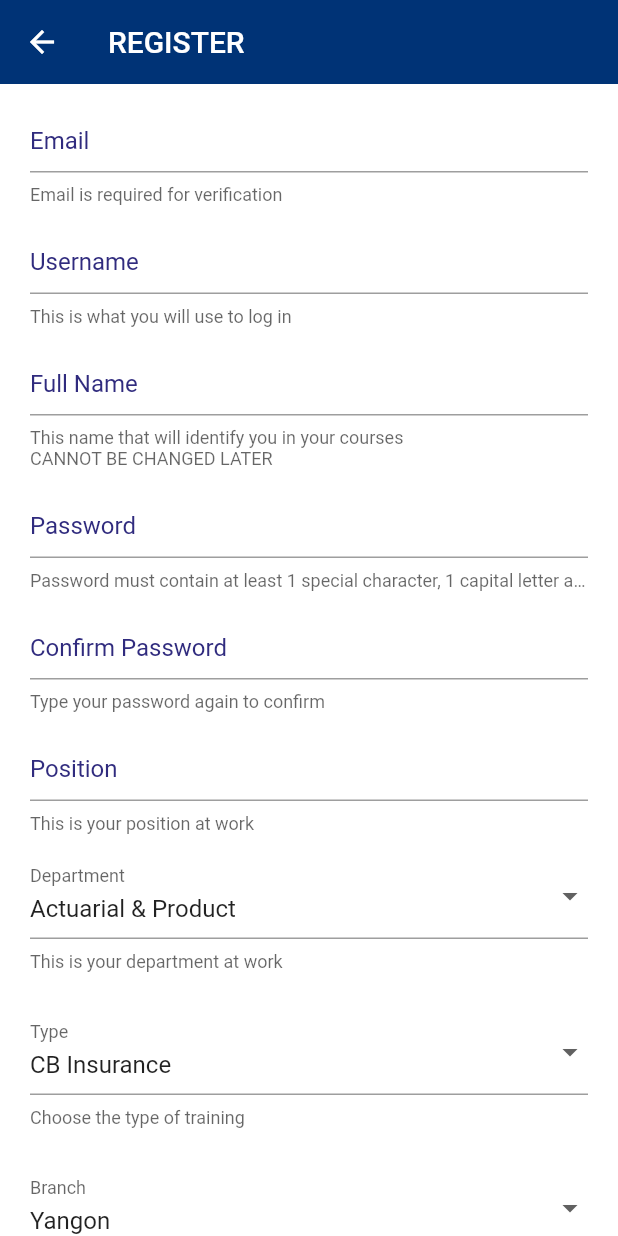
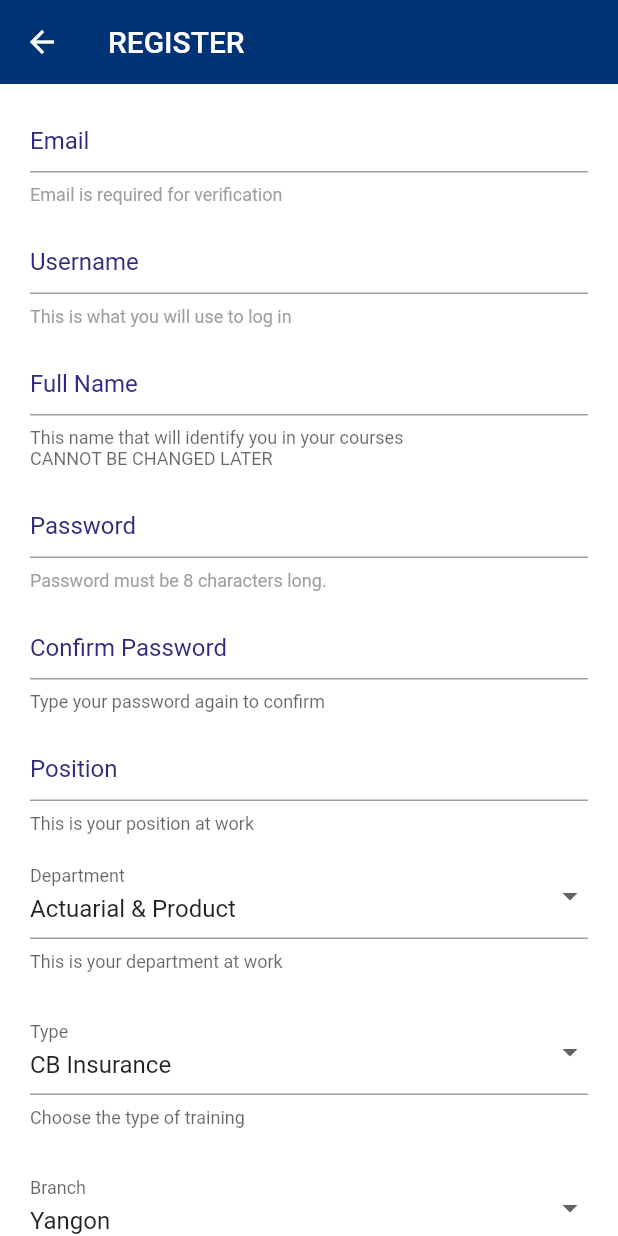
Before and after one commit to YeYintThetKhine/qs_elearning, a Flutter app: the screen it shows after launch, after a tap on "LOGIN", after a tap on "SIGN UP", on a phone screen of 412 x 824 dp. Run offline on Flutter 3.47's test engine with Material 2 defaults, Android fonts, the phone set to English and light mode, and no system bars; our stand-ins replace connectivity, flutter_html, percent_indicator, photo_view, sqflite, table_calendar and 1 more; missing offline and left inert: flutter_widgets; accounts and stored records are empty.

Commit message:
validate register fields

```diff
--- a/lib/Android_Views/LandingPage/landing_page.dart
+++ b/lib/Android_Views/LandingPage/landing_page.dart
@@ -13,6 +13,7 @@ import '../URL/url.dart';
 import '../../Model/user.dart';
 import 'package:moodle_test/Android_Views/Category/category_list.dart';
 import 'package:moodle_test/DB/db.dart';
+import 'package:connectivity/connectivity.dart';
 
 class LandingPage extends StatefulWidget {
   @override
@@ -25,11 +26,11 @@ class _LandingPageState extends State<LandingPage> {
   TextEditingController _username = TextEditingController();
   TextEditingController _password = TextEditingController();
   bool _signingIn = false;
+  var subscription;
 
   accCheck() async{
-    PersonDatabaseProvider.db.getAllPersons().then((value) {
+    await PersonDatabaseProvider.db.getAllPersons().then((value) {
       if(value.length != 0){
-            PersonDatabaseProvider.db.getAllPersons().then((value) {
               token = value[0].token;
               currentUser = User(
                 id: value[0].id,
@@ -41,8 +42,6 @@ class _LandingPageState extends State<LandingPage> {
                 position: value[0].position,
                 type: value[0].type,
               );
-            }
-            );
             Navigator.of(context).pushAndRemoveUntil(
                 MaterialPageRoute(builder: (context) => CategoryList()),
                 ModalRoute.withName('/DashBoard'));
@@ -50,7 +49,11 @@ class _LandingPageState extends State<LandingPage> {
       else{
 
       }
-    });
+    }).then((value) {
+      print('completed with value $value');
+      }, onError: (error) {
+        print('completed with error $error');
+      });
   }
 
   accLogin() async {
@@ -144,6 +147,12 @@ class _LandingPageState extends State<LandingPage> {
     @override
   void initState() {
     super.initState();
+
+
+  subscription = Connectivity().onConnectivityChanged.listen((ConnectivityResult result) {
+    // Got a new connectivity status!
+  });
+
     accCheck();
   }
 
@@ -382,14 +391,14 @@ class _LandingPageState extends State<LandingPage> {
                     ),
                   ),
                 ),
-                Container(
-                  alignment: Alignment.center,
-                  child: Image.asset(
-                    'images/logo_new.png',
-                    width: 250,
-                    height: 250,
-                  ),
-                )
+                // Container(
+                //   alignment: Alignment.center,
+                //   child: Image.asset(
+                //     'images/logonew.png',
+                //     width: 250,
+                //     height: 250,
+                //   ),
+                // )
               ],
             ),
           ),
--- a/lib/Android_Views/Register/register.dart
+++ b/lib/Android_Views/Register/register.dart
@@ -1,8 +1,9 @@
 import 'package:flutter/material.dart';
 import '../../ThemeColors/colors.dart';
-import '../../Clipper/clips.dart';
 import 'package:http/http.dart' as http;
 import '../URL/url.dart';
+import 'dart:convert';
+import '../../Model/model.dart';
 
 class Register extends StatelessWidget {
   @override
@@ -18,11 +19,17 @@ class Register extends StatelessWidget {
 }
 
 class Registry extends StatefulWidget {
+
   @override
   _RegistryState createState() => _RegistryState();
 }
 
 class _RegistryState extends State<Registry> {
+
+  var errorResponse;
+  String errorType;
+  String errorMessage;
+
   static const List<String> deparments = [
     'CB Insurance',
     'CB Bank',
@@ -78,10 +85,11 @@ class _RegistryState extends State<Registry> {
   TextEditingController _positionController = TextEditingController();
 
   _signUp() async {
-    setState(() {
-      _loading = true;
-    });
+
     if (_regFormKey.currentState.validate()) {
+      setState(() {
+        errorType="";
+      });
       var email = _emailController.text;
       var username = _usernameController.text;
       var firstName = _nameController.text;
@@ -98,9 +106,18 @@ class _RegistryState extends State<Registry> {
           "$urlLink/register/$email/$username/$firstName/$lastName/$password/$pos/$dept/$type/$branch/";
       print(url);
       await http.get(url).then((data) {
+        errorResponse=json.decode(data.body);
+
+        print(errorResponse);
+        if(errorResponse['success'] == false){
+          setState(() {
+            errorType=errorResponse['warnings'][0]['item'];
+            errorMessage=errorResponse['warnings'][0]['message'];
+          });
+          print(errorType);
+        }
         setState(() {
           _loading = false;
-          // Navigator.of(context).pop();
         });
       }).then((value) {
     print('completed with value $value');
@@ -142,15 +159,22 @@ class _RegistryState extends State<Registry> {
                   //input for Email here
                   TextFormField(
                     controller: _emailController,
-                    validator: (data) =>
-                        _emailController.text.length == 0 ? 'Required' : null,
+                    validator: (data) =>_emailController.text.length == 0
+                      ? 'Required'
+                          : null,
                     decoration: InputDecoration(
                         labelText: 'Email',
+                        enabledBorder: UnderlineInputBorder(
+                        borderSide: BorderSide(color: errorType=='email'?Colors.red:Colors.grey),
+                        ),
                         alignLabelWithHint: true,
                         labelStyle: _labelStyle,
-                        helperText: 'Email is required for verification',
+                        helperText: errorType=='email'?
+                        '$errorMessage'
+                        :'Email is required for verification',
+                        helperStyle: TextStyle(color: errorType=='email'?Colors.red:Colors.grey),
                         focusedBorder: UnderlineInputBorder(
-                            borderSide: BorderSide(color: mBlue, width: 2.0))),
+                            borderSide: BorderSide(color: errorType=='email'?Colors.red:mBlue, width: 2.0))),
                   ),
 
                   //input for Username here
@@ -161,11 +185,17 @@ class _RegistryState extends State<Registry> {
                         : null,
                     decoration: InputDecoration(
                         labelText: 'Username',
+                        enabledBorder: UnderlineInputBorder(
+                        borderSide: BorderSide(color: errorType=='username'?Colors.red:Colors.grey),
+                        ),
                         alignLabelWithHint: true,
                         labelStyle: _labelStyle,
-                        helperText: 'This is what you will use to log in',
+                        helperText: errorType=='username'?
+                        '$errorMessage'
+                        :'This is what you will use to log in',
+                        helperStyle: TextStyle(color: errorType=='username'?Colors.red:Colors.grey),
                         focusedBorder: UnderlineInputBorder(
-                            borderSide: BorderSide(color: mBlue, width: 2.0))),
+                            borderSide: BorderSide(color: errorType=='username'?Colors.red:mBlue, width: 2.0))),
                   ),
 
                   //input for Name here
@@ -178,7 +208,7 @@ class _RegistryState extends State<Registry> {
                         alignLabelWithHint: true,
                         labelStyle: _labelStyle,
                         helperText:
-                            'This name that will identify you in your courses\nCANNOT BE CHANGED LATER',
+                          'This name that will identify you in your courses\nCANNOT BE CHANGED LATER',
                         focusedBorder: UnderlineInputBorder(
                             borderSide: BorderSide(color: mBlue, width: 2.0))),
                   ),
@@ -192,12 +222,17 @@ class _RegistryState extends State<Registry> {
                     obscureText: true,
                     decoration: InputDecoration(
                         labelText: 'Password',
+                        enabledBorder: UnderlineInputBorder(
+                        borderSide: BorderSide(color: errorType=='password'?Colors.red:Colors.grey),
+                        ),
                         alignLabelWithHint: true,
                         labelStyle: _labelStyle,
-                        helperText:
-                            'Password must contain at least 1 special character, 1 capital letter and 1 number.',
+                        helperText:errorType=='password'?
+                        '$errorMessage'
+                        :'Password must be 8 characters long.',
+                        helperStyle: TextStyle(color: errorType=='password'?Colors.red:Colors.grey),
                         focusedBorder: UnderlineInputBorder(
-                            borderSide: BorderSide(color: mBlue, width: 2.0))),
+                            borderSide: BorderSide(color: errorType=='password'?Colors.red:mBlue, width: 2.0))),
                   ),
 
                   //input for Password again for confirmation
--- a/lib/Android_Views/URL/url.dart
+++ b/lib/Android_Views/URL/url.dart
@@ -8,4 +8,4 @@
 //var urlLink = 'http://192.168.3.191:5000';
 
 // my link
-var urlLink = 'http://192.168.3.150:5000';
+var urlLink = 'http://192.168.3.156:5000';
--- a/lib/Model/model.dart
+++ b/lib/Model/model.dart
@@ -267,3 +267,13 @@ class DetailGrades {
     this.percentage,
   });
 }
+
+class RegisterValidation {
+  String errorType;
+  String errorMessage;
+
+  RegisterValidation({
+    this.errorType,
+    this.errorMessage,
+  });
+}
```
Also changed, not shown: pubspec.yaml (+2 -22 lines), images/logo.png (deleted), images/logo_new.png (deleted).
